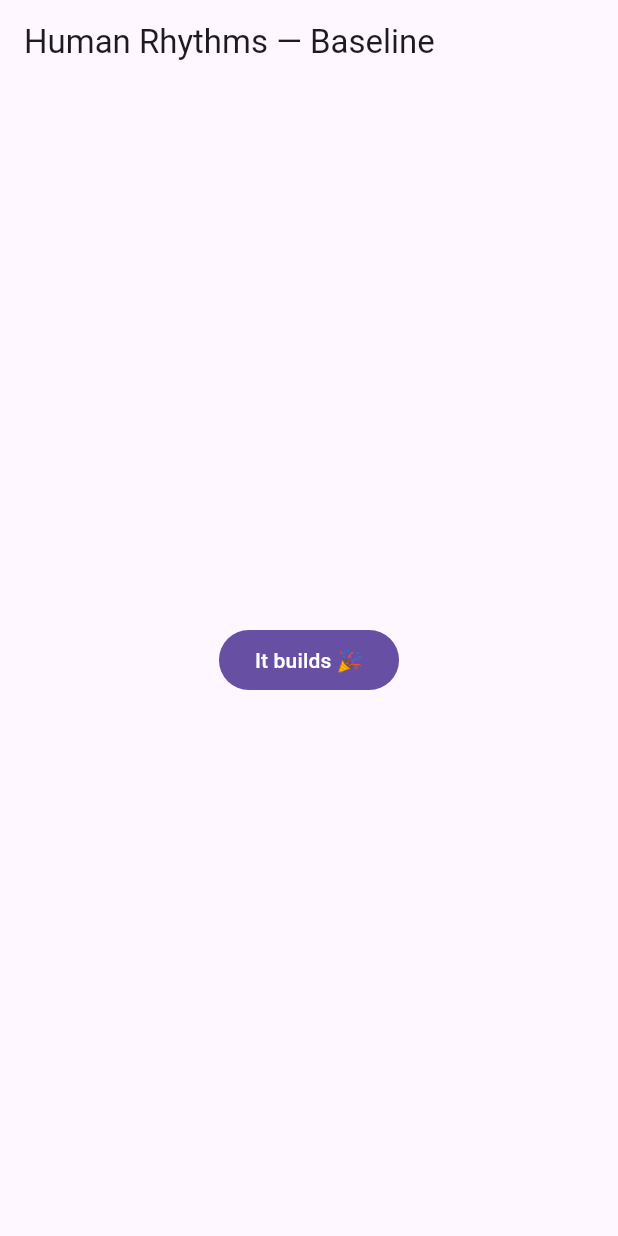
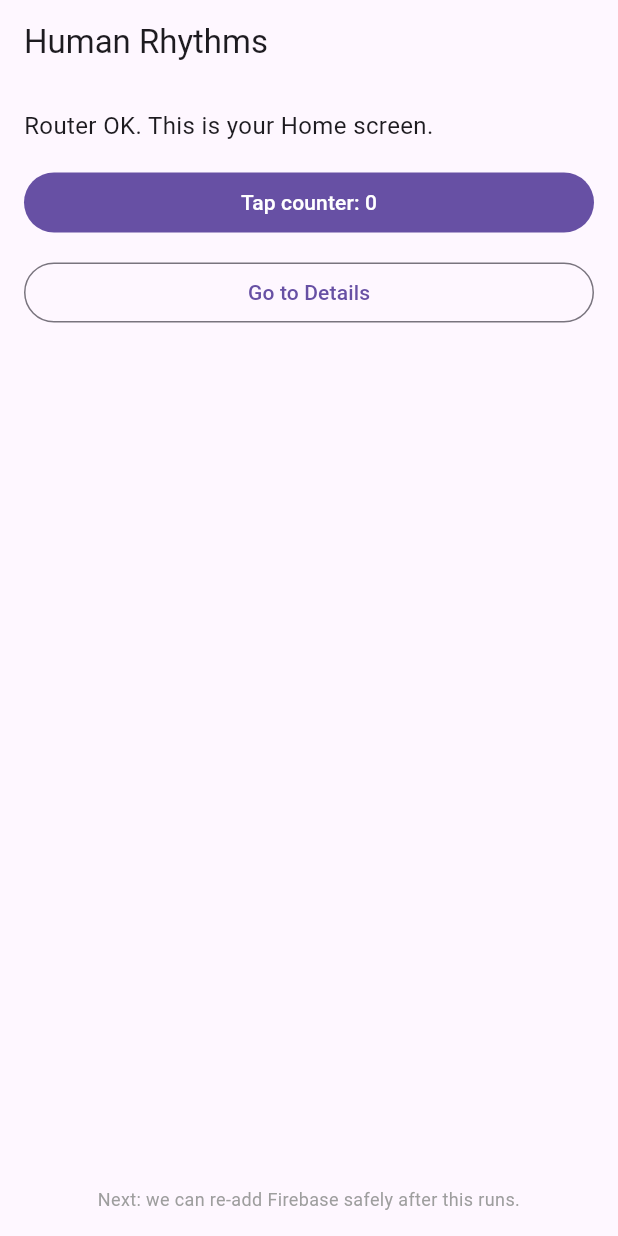
Before and after one commit to eamonmail-cyber/human_rhythms, a Flutter app: the screen it shows after launch, on a phone screen of 412 x 824 dp. Run offline on Flutter 3.47's test engine with Material 3 defaults, Android fonts, the phone set to English and light mode, and no system bars; our stand-ins replace cloud_firestore, firebase_auth, flutter_riverpod, go_router; accounts and stored records are empty.

Commit message:
Update main.dart

```diff
--- a/lib/main.dart
+++ b/lib/main.dart
@@ -1,26 +1,92 @@
 import 'package:flutter/material.dart';
+import 'package:go_router/go_router.dart';
 
 void main() {
   WidgetsFlutterBinding.ensureInitialized();
-  runApp(const MaterialApp(
-    debugShowCheckedModeBanner: false,
-    home: _Baseline(),
-  ));
+  runApp(App());
 }
 
-class _Baseline extends StatelessWidget {
-  const _Baseline({super.key});
+class App extends StatelessWidget {
+  App({super.key});
+
+  final _router = GoRouter(
+    initialLocation: '/',
+    routes: [
+      GoRoute(
+        path: '/',
+        builder: (_, __) => const HomeScreen(),
+      ),
+      GoRoute(
+        path: '/details',
+        builder: (_, __) => const DetailsScreen(),
+      ),
+    ],
+  );
+
+  @override
+  Widget build(BuildContext context) {
+    return MaterialApp.router(
+      debugShowCheckedModeBanner: false,
+      routerConfig: _router,
+      theme: ThemeData(useMaterial3: true),
+    );
+  }
+}
+
+class HomeScreen extends StatefulWidget {
+  const HomeScreen({super.key});
+  @override
+  State<HomeScreen> createState() => _HomeScreenState();
+}
+
+class _HomeScreenState extends State<HomeScreen> {
+  int taps = 0;
 
   @override
   Widget build(BuildContext context) {
     return Scaffold(
-      appBar: AppBar(title: const Text('Human Rhythms — Baseline')),
-      body: Center(
-        child: FilledButton(
-          onPressed: () {},
-          child: const Text('It builds 🎉'),
+      appBar: AppBar(title: const Text('Human Rhythms')),
+      body: Padding(
+        padding: const EdgeInsets.all(16),
+        child: Column(
+          crossAxisAlignment: CrossAxisAlignment.stretch,
+          children: [
+            const Text(
+              'Router OK. This is your Home screen.',
+              style: TextStyle(fontSize: 16),
+            ),
+            const SizedBox(height: 16),
+            FilledButton(
+              onPressed: () => setState(() => taps++),
+              child: Text('Tap counter: $taps'),
+            ),
+            const SizedBox(height: 12),
+            OutlinedButton(
+              onPressed: () => context.go('/details'),
+              child: const Text('Go to Details'),
+            ),
+            const Spacer(),
+            const Text(
+              'Next: we can re-add Firebase safely after this runs.',
+              textAlign: TextAlign.center,
+              style: TextStyle(fontSize: 12, color: Colors.grey),
+            ),
+          ],
         ),
       ),
     );
   }
 }
+
+class DetailsScreen extends StatelessWidget {
+  const DetailsScreen({super.key});
+  @override
+  Widget build(BuildContext context) {
+    return Scaffold(
+      appBar: AppBar(title: const Text('Details')),
+      body: const Center(
+        child: Text('Second screen — navigation working 👍'),
+      ),
+    );
+  }
+}
```
